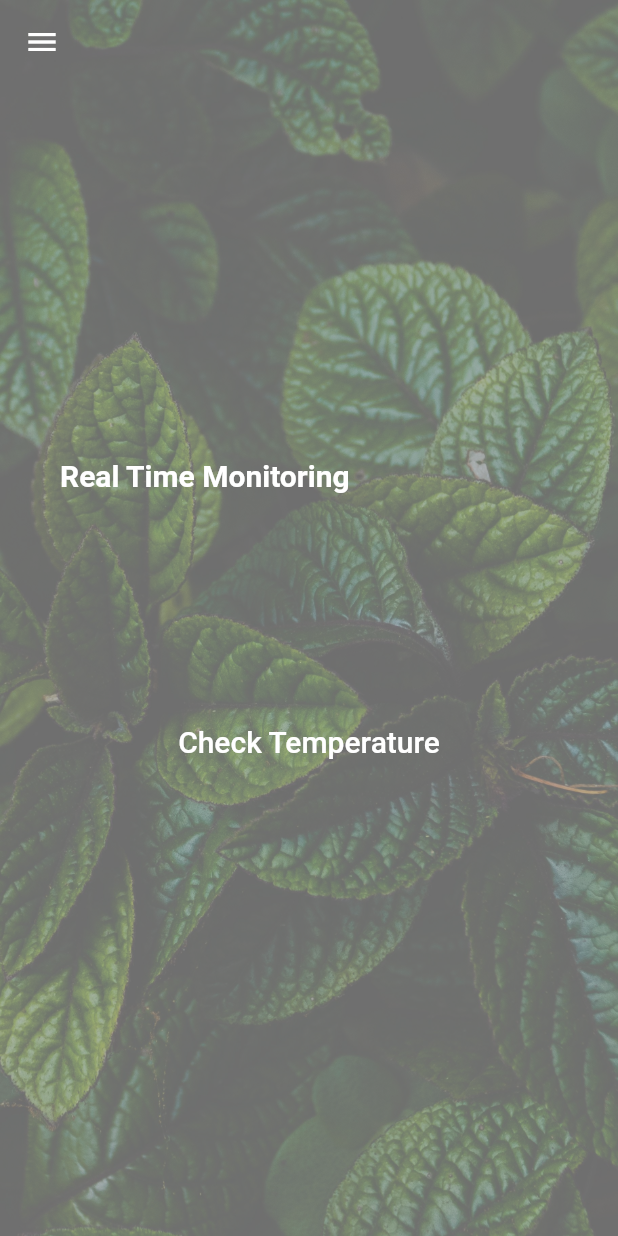
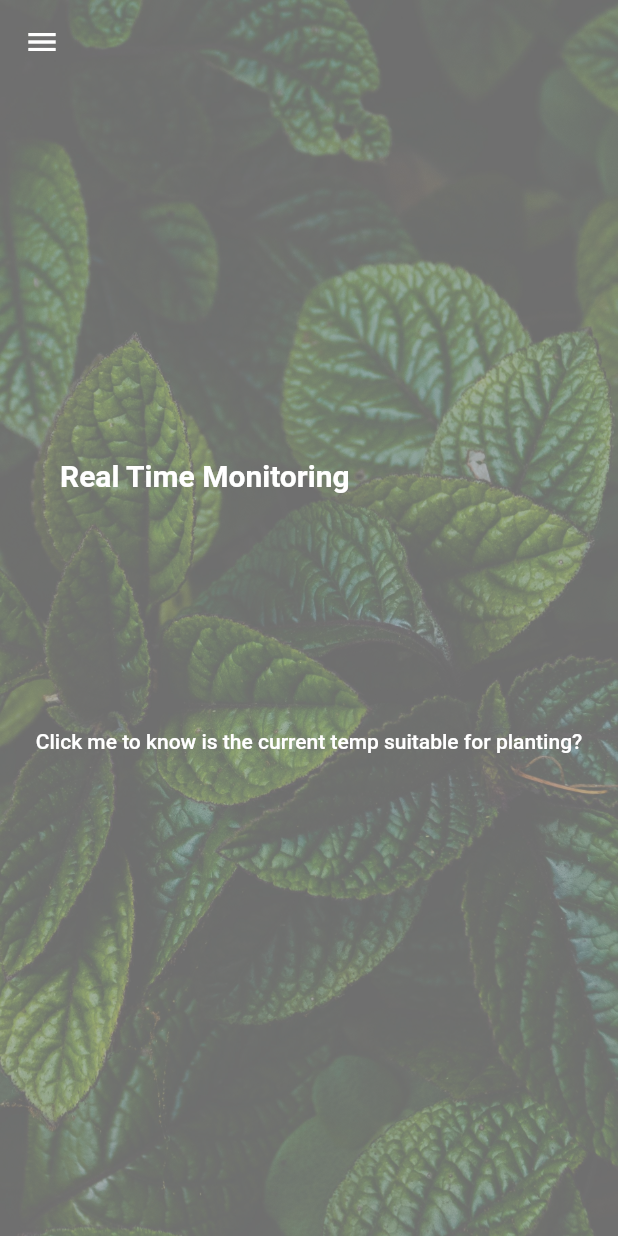
Before and after one commit to Gadi0905/ngtszhim_vt6001cem_project, a Flutter app: the IndexScreen screen opened by its route, on a phone screen of 412 x 824 dp. Run offline on Flutter 3.47's test engine with Material 2 defaults, Android fonts, the phone set to English and light mode, and no system bars; drawn by our look-alikes of firebase_database; our stand-ins replace cloud_firestore, firebase_auth, firebase_core, flutter_datetime_picker, syncfusion_flutter_charts, top_snackbar_flutter and 1 more; accounts and stored records are empty.

Commit message:
UI changed

```diff
--- a/lib/src/screens/logged_in_screens/home_screen/home_screen.dart
+++ b/lib/src/screens/logged_in_screens/home_screen/home_screen.dart
@@ -127,8 +127,9 @@ class _HomeScreenState extends State<HomeScreen> {
         }
       },
       child: const Text(
-        'Check Temperature',
-        style: TextStyle(color: Colors.white, fontSize: 20),
+        'Click me to know is the current temp suitable for planting?',
+        style: TextStyle(color: Colors.white, fontSize: 14),
+        textAlign: TextAlign.center,
       ),
     );
   }
```
